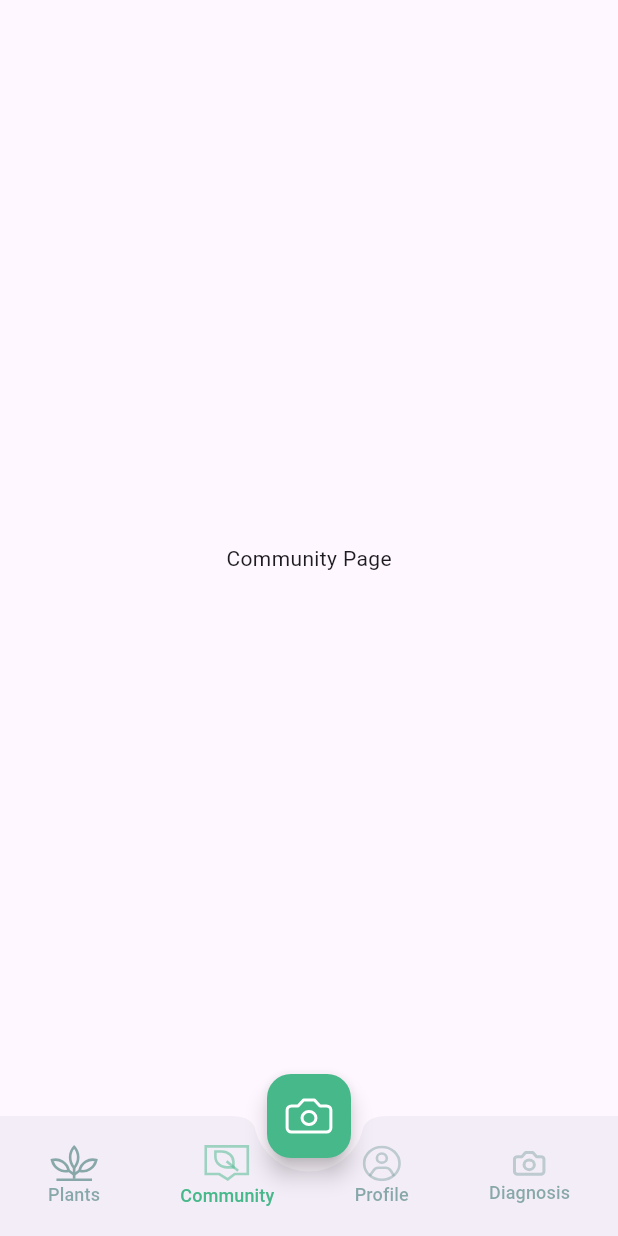
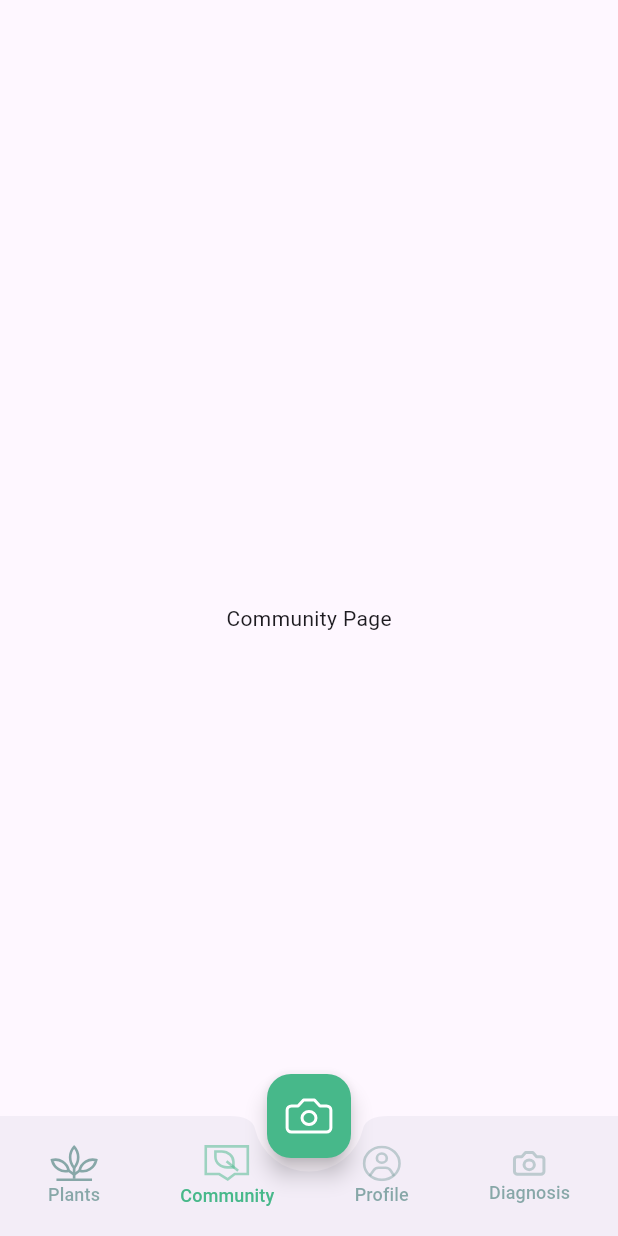
Before and after one commit to PlantieTeam/PlantieMobileApp, a Flutter app: the screen it shows after launch, item 2 of the bottom bar chosen, on a phone screen of 412 x 824 dp. Run offline on Flutter 3.47's test engine with Material 3 defaults, Android fonts, the phone set to English and light mode, and no system bars; our stand-ins replace bloc, equatable, flip_card, flutter_bloc, flutter_svg.

Commit message:
Add extendBody prop to the scaffold

```diff
--- a/lib/shared/custom_navbar_page.dart
+++ b/lib/shared/custom_navbar_page.dart
@@ -24,7 +24,8 @@ class _MyWidgetState extends State<CustomNavBar> {
   @override
   Widget build(BuildContext context) {
     const double iconsSize = 10;
-    return Scaffold(
+    return SafeArea(
+        child: Scaffold(
       body: PageStorage(
         bucket: bucket,
         child: currentScreen,
@@ -43,6 +44,7 @@ class _MyWidgetState extends State<CustomNavBar> {
           //: Colors.white,
         ),
       ),
+      extendBody: true,
       bottomNavigationBar: ClipPath(
         child: BottomAppBar(
             shape: const CircularNotchedRectangle(),
@@ -169,6 +171,6 @@ class _MyWidgetState extends State<CustomNavBar> {
               ),
             )),
       ),
-    );
+    ));
   }
 }
```
